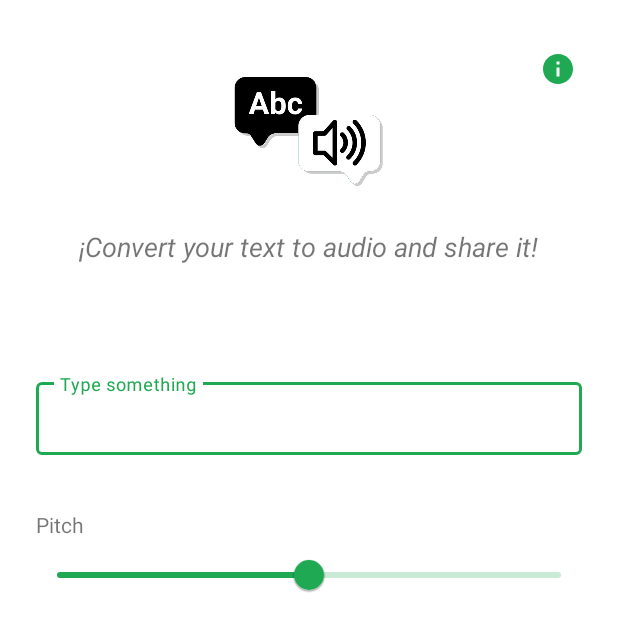
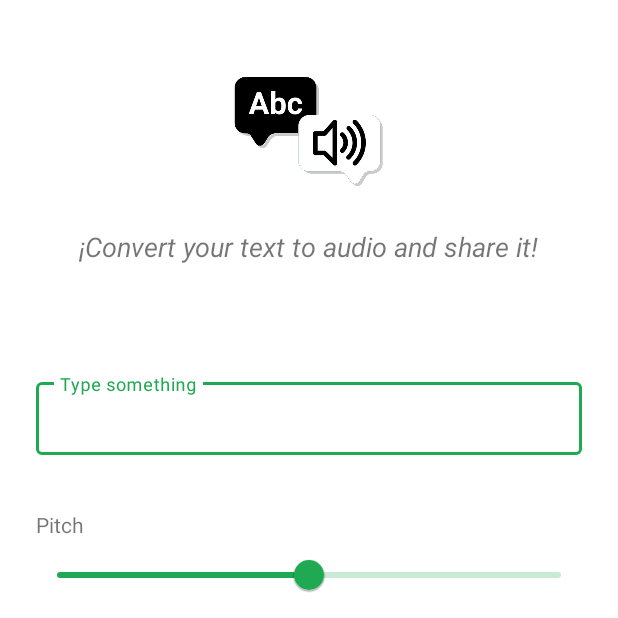
Before and after one commit to jimmyale3102/text_to_speech, an Android app: the screen it shows after launch (MainActivity), on a phone screen of 412 x 824 dp, the top half of it. Run offline under Robolectric (Android 15) with nearby library versions, the light colour scheme and no system bars.

Commit message:
Minor changes

```diff
--- a/app/src/main/res/layout/activity_main.xml
+++ b/app/src/main/res/layout/activity_main.xml
@@ -7,42 +7,45 @@
     android:layout_height="match_parent"
     tools:context=".ui.MainActivity">
 
+    <!--
     <ImageButton
         android:id="@+id/aboutButton"
-        android:layout_width="wrap_content"
-        android:layout_height="wrap_content"
+        android:layout_width="24dp"
+        android:layout_height="24dp"
         android:layout_marginEnd="@dimen/small"
         android:layout_alignParentEnd="true"
         android:layout_alignTop="@id/logo_content"
         android:contentDescription="@string/about"
         android:src="@drawable/ic_info"
         android:backgroundTint="@color/background"
+        android:elevation="@dimen/small"
         app:tint="@color/green"
         app:fabSize="mini"
         tools:ignore="RelativeOverlap" />
+    -->
 
     <LinearLayout
         android:id="@+id/logo_content"
-        android:layout_above="@id/center_content"
         android:layout_width="match_parent"
         android:layout_height="wrap_content"
+        android:layout_above="@id/center_content"
+        android:layout_alignParentTop="true"
         android:layout_marginTop="@dimen/medium"
-        android:layout_alignParentTop="true"
         android:gravity="top|center"
         android:orientation="vertical">
 
         <com.google.android.material.imageview.ShapeableImageView
             android:layout_width="wrap_content"
             android:layout_height="wrap_content"
-            app:srcCompat="@drawable/ic_say_it_without_bg"/>
+            app:srcCompat="@drawable/ic_say_it_without_bg" />
 
         <com.google.android.material.textview.MaterialTextView
             android:layout_width="wrap_content"
             android:layout_height="wrap_content"
+            android:text="@string/slogan"
+            android:textAlignment="center"
             android:textSize="@dimen/sloganDimen"
-            android:textAlignment="center"
-            android:textStyle="italic"
-            android:text="@string/slogan"/>
+            android:textStyle="italic" />
 
     </LinearLayout>
 
```
